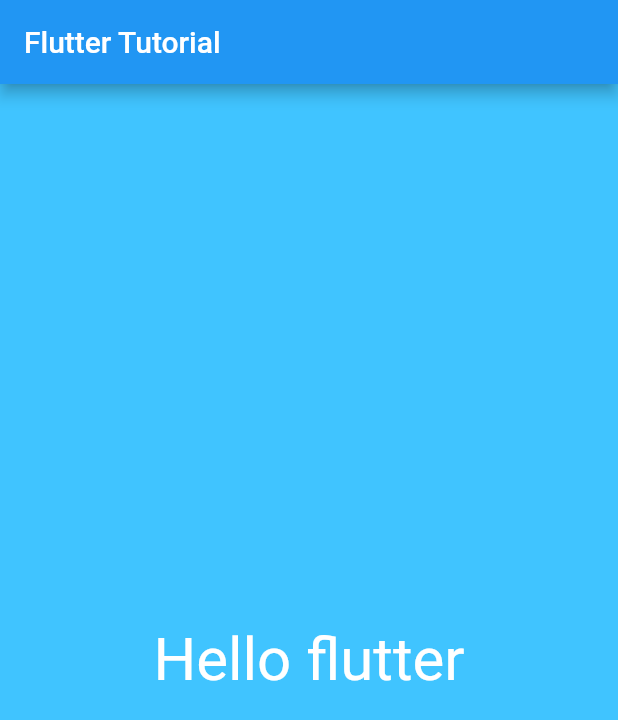
After one commit to VijayGanganapalli/shriyank, a Flutter app: the screen it shows after launch, on a phone screen of 412 x 824 dp. The commit adds this screen. Shown: the top 720 px of the screen. Run offline on Flutter 3.47's test engine with Material 2 defaults, Android fonts, the phone set to English and light mode, and no system bars.

Commit message:
simplify the code and refactoring

```diff
--- /dev/null
+++ b/flutter_tutorial/lib/app_screens/first_screen.dart
@@ -0,0 +1,17 @@
+import 'package:flutter/material.dart';
+
+class FirstScreen extends StatelessWidget {
+  @override
+  Widget build(BuildContext context) {
+    return Material(
+      color: Colors.lightBlueAccent,
+      child: Center(
+        child: Text(
+          "Hello flutter",
+          textDirection: TextDirection.ltr,
+          style: TextStyle(color: Colors.white, fontSize: 40.0),
+        ),
+      ),
+    );
+  }
+}
--- a/flutter_tutorial/lib/main.dart
+++ b/flutter_tutorial/lib/main.dart
@@ -1,27 +1,21 @@
 //TODO: import librarary
 import 'package:flutter/material.dart';
+import 'app_screens/first_screen.dart';
 
 //TODO: create main method
-void main() {
-  //TODO: run your app here
-  runApp(
-    MaterialApp(
+void main() => runApp(MyApp());
+
+class MyApp extends StatelessWidget {
+  @override
+  Widget build(BuildContext context) {
+    return MaterialApp(
       title: "Flutter Tutorial",
       home: Scaffold(
         appBar: AppBar(
           title: Text("Flutter Tutorial"),
         ),
-        body: Material(
-          color: Colors.lightBlueAccent,
-          child: Center(
-            child: Text(
-              "Hello flutter",
-              textDirection: TextDirection.ltr,
-              style: TextStyle(color: Colors.white, fontSize: 40.0),
-            ),
-          ),
-        ),
+        body: FirstScreen(),
       ),
-    ),
-  );
+    );
+  }
 }
```
